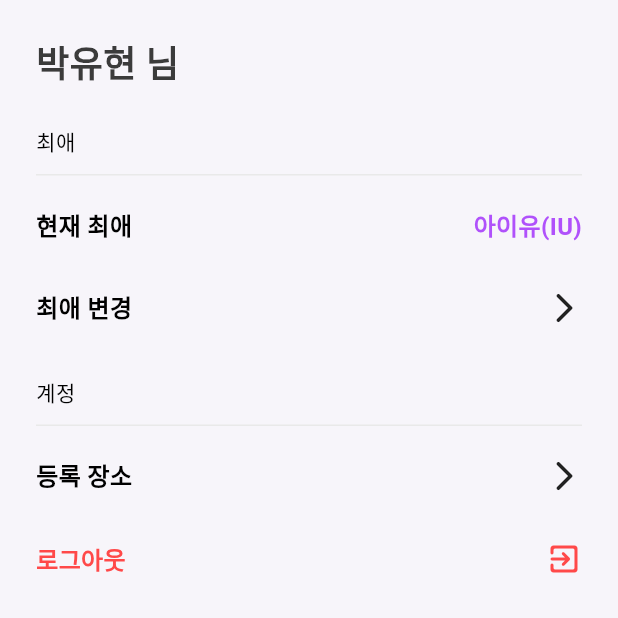
After one commit to highthon-10th/highthon-10th-flutter, a Flutter app: the MyPage screen opened directly, on a phone screen of 412 x 824 dp, the top half of it. The commit adds this screen. Run offline on Flutter 3.47's test engine with Material 3 defaults, Android fonts, the phone set to English and light mode, and no system bars; our stand-ins replace dio, flutter_riverpod, geolocator, go_router, google_maps_flutter, image_picker and 1 more; network calls fail; Roboto replaces fonts that are missing (Wanted).

Commit message:
mypage 퍼블리싱

```diff
--- /dev/null
+++ b/lib/views/my_page/my_page.dart
@@ -0,0 +1,186 @@
+import 'package:flutter/material.dart';
+import 'package:flutter_riverpod/flutter_riverpod.dart';
+import 'package:highthon_10th/views/my_page/provider/favorite_provider.dart';
+
+class MyPage extends StatelessWidget {
+  const MyPage({super.key});
+
+  @override
+  Widget build(BuildContext context) {
+    return Consumer(
+      builder: (BuildContext context, WidgetRef ref, Widget? child) => Scaffold(
+        backgroundColor: Color(0xffF7F5Fa),
+        body: SafeArea(
+          child: Padding(
+            padding: const EdgeInsets.all(24.0),
+            child: Column(
+              spacing: 24,
+              crossAxisAlignment: CrossAxisAlignment.start,
+              children: [
+                Text(
+                  '박유현 님',
+                  style: TextStyle(
+                    fontSize: 24,
+                    fontWeight: FontWeight.w600,
+                    fontFamily: 'Wanted',
+                    color: Color(0xff3B3B3B),
+                  ),
+                ),
+                _buildFavoriteProfile(ref),
+                _buildAccount(),
+              ],
+            ),
+          ),
+        ),
+      ),
+    );
+  }
+
+  Widget _buildFavoriteProfile(WidgetRef ref) {
+    return Column(
+      spacing: 12,
+      crossAxisAlignment: CrossAxisAlignment.start,
+      children: [
+        Text(
+          '최애',
+          style: TextStyle(
+            fontSize: 14,
+            fontWeight: FontWeight.w500,
+            fontFamily: 'Wanted',
+            color: Colors.black,
+          ),
+        ),
+        Container(
+          height: 1,
+          width: double.infinity,
+          color: Color(0xffe9e9e9),
+        ),
+        SizedBox(
+          height: 43,
+          child: Row(
+            mainAxisAlignment: MainAxisAlignment.spaceBetween,
+            children: [
+              Text(
+                '현재 최애',
+                style: TextStyle(
+                  fontSize: 16,
+                  fontWeight: FontWeight.w600,
+                  fontFamily: 'Wanted',
+                  color: Colors.black,
+                ),
+              ),
+              Text(
+                ref.read(currentFavorite),
+                style: TextStyle(
+                  fontSize: 16,
+                  fontWeight: FontWeight.w700,
+                  fontFamily: 'Wanted',
+                  color: Color(0xffB051FB),
+                ),
+              ),
+            ],
+          ),
+        ),
+        GestureDetector(
+          onTap: () {},
+          child: Container(
+            height: 43,
+            decoration: BoxDecoration(),
+            child: Row(
+              mainAxisAlignment: MainAxisAlignment.spaceBetween,
+              children: [
+                Text(
+                  '최애 변경',
+                  style: TextStyle(
+                    fontSize: 16,
+                    fontWeight: FontWeight.w600,
+                    fontFamily: 'Wanted',
+                    color: Colors.black,
+                  ),
+                ),
+                Icon(
+                  Icons.arrow_forward_ios_rounded,
+                  size: 24,
+                ),
+              ],
+            ),
+          ),
+        )
+      ],
+    );
+  }
+
+  Widget _buildAccount() {
+    return Column(
+      spacing: 12,
+      crossAxisAlignment: CrossAxisAlignment.start,
+      children: [
+        Text(
+          '계정',
+          style: TextStyle(
+            fontSize: 14,
+            fontWeight: FontWeight.w500,
+            fontFamily: 'Wanted',
+            color: Colors.black,
+          ),
+        ),
+        Container(
+          height: 1,
+          width: double.infinity,
+          color: Color(0xffe9e9e9),
+        ),
+        GestureDetector(
+          onTap: () {},
+          child: Container(
+            decoration: BoxDecoration(),
+            height: 43,
+            child: Row(
+              mainAxisAlignment: MainAxisAlignment.spaceBetween,
+              children: [
+                Text(
+                  '등록 장소',
+                  style: TextStyle(
+                    fontSize: 16,
+                    fontWeight: FontWeight.w600,
+                    fontFamily: 'Wanted',
+                    color: Colors.black,
+                  ),
+                ),
+                Icon(
+                  Icons.arrow_forward_ios_rounded,
+                  size: 24,
+                ),
+              ],
+            ),
+          ),
+        ),
+        GestureDetector(
+          onTap: () {},
+          child: Container(
+            height: 43,
+            decoration: BoxDecoration(),
+            child: Row(
+              mainAxisAlignment: MainAxisAlignment.spaceBetween,
+              children: [
+                Text(
+                  '로그아웃',
+                  style: TextStyle(
+                    fontSize: 16,
+                    fontWeight: FontWeight.w600,
+                    fontFamily: 'Wanted',
+                    color: Color(0xffff4949),
+                  ),
+                ),
+                Icon(
+                  Icons.exit_to_app_rounded,
+                  size: 24,
+                  color: Color(0xffff4949),
+                ),
+              ],
+            ),
+          ),
+        )
+      ],
+    );
+  }
+}
--- /dev/null
+++ b/lib/views/my_page/provider/favorite_provider.dart
@@ -0,0 +1,3 @@
+import 'package:flutter_riverpod/flutter_riverpod.dart';
+
+final currentFavorite = StateProvider<String>((ref) => '아이유(IU)');
--- a/lib/views/registration/registration_page.dart
+++ b/lib/views/registration/registration_page.dart
@@ -12,7 +12,9 @@ class RegistrationPage extends ConsumerWidget {
 
   @override
   Widget build(BuildContext context, WidgetRef ref) {
-    return SafeArea(
+    return Scaffold(
+      backgroundColor: Color(0xffF7F5Fa),
+      body: SafeArea(
         child: SingleChildScrollView(
           child: Padding(
             padding: const EdgeInsets.symmetric(horizontal: 24),
@@ -26,7 +28,8 @@ class RegistrationPage extends ConsumerWidget {
                 buildTextFieldSection(
                     '장소 이름', ref.watch(name), '지도상의 이름을 입력해주세요'),
                 const SizedBox(height: 32),
-              buildTextFieldSection('주소', ref.watch(address), '정확한 주소를 입력해주세요'),
+                buildTextFieldSection(
+                    '주소', ref.watch(address), '정확한 주소를 입력해주세요'),
                 const SizedBox(height: 32),
                 buildTextFieldSection(
                     '소개', ref.watch(description), '아티스트와 장소에 관한 이야기를 적어 주세요!'),
@@ -37,6 +40,7 @@ class RegistrationPage extends ConsumerWidget {
                 const SizedBox(height: 32),
                 buildRegisterButton(ref), // ✅ 버튼 추가
               ],
+            ),
           ),
         ),
       ),
```
Lines whose indentation alone changed are shown as unchanged.
